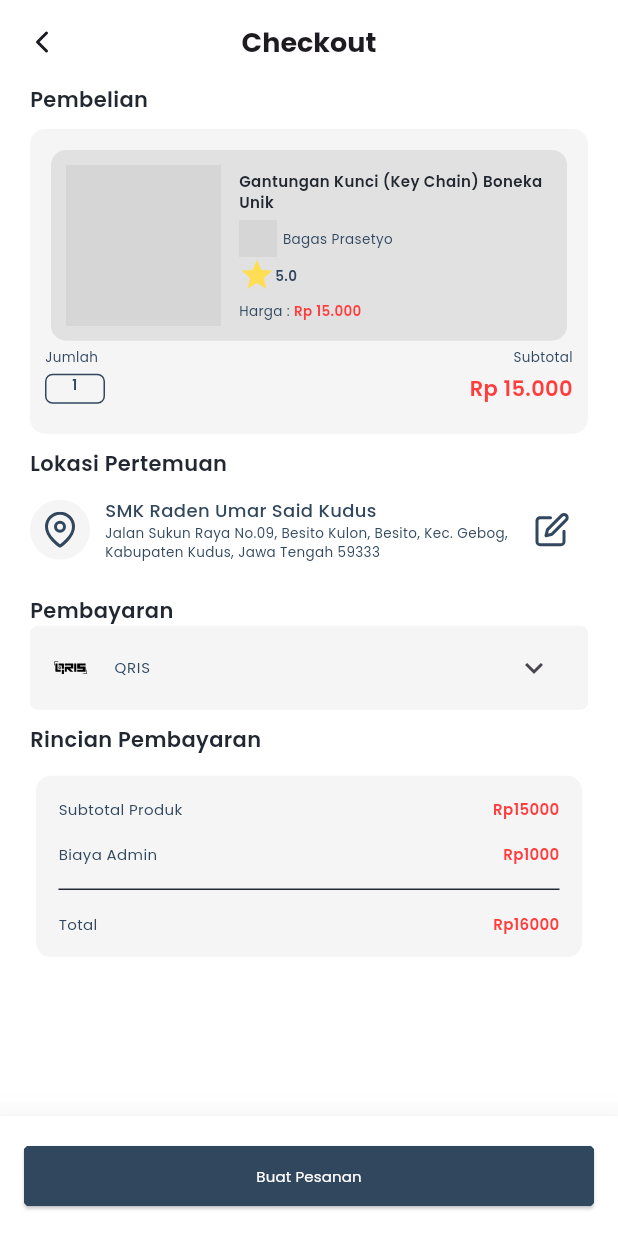
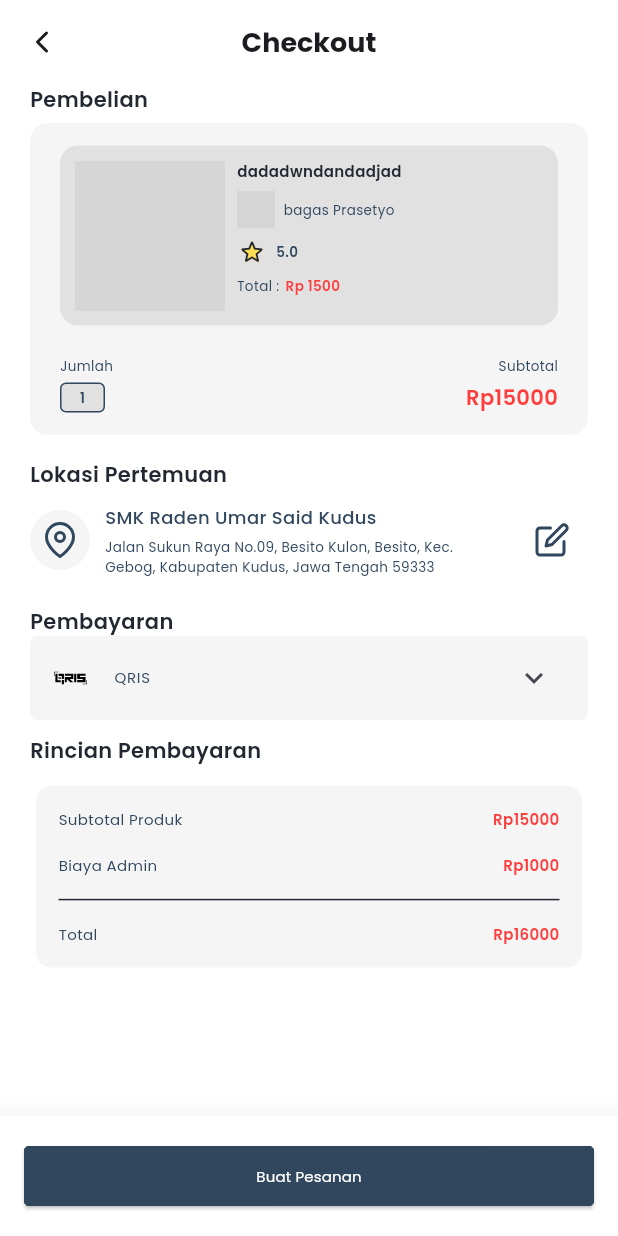
Before and after one commit to AufaNajid/RusConsign, a Flutter app: the ChekcoutPage screen opened by its route, on a phone screen of 412 x 824 dp. Run offline on Flutter 3.47's test engine with Material 3 defaults, Android fonts, the phone set to English and light mode, and no system bars; our stand-ins replace bootstrap_icons, carousel_slider, dotted_border, firebase_auth, firebase_core, flutter_feather_icons and 13 more; accounts and stored records are empty; network calls fail; project files that could hold a hidden picture were left out; grey boxes are pictures that could not be loaded.

Commit message:
fix [MZ] widget card checkout

```diff
--- a/lib/Page/checkoutPage/checkout_page.dart
+++ b/lib/Page/checkoutPage/checkout_page.dart
@@ -53,15 +53,15 @@ class ChekcoutPage extends StatelessWidget {
                 "Pembelian",
                 style: AppTextStyle().header(AppColors.titleLine),
               ),
-              const SizedBox(
-                height: 10,
-              ),
               const ItemChekcout(
-                rating: "5.0",
-                price: "15.000",
-                jumlahBarang: "1",
-                subTotal: "15.000",
-                profileImagePath: "https://via.placeholder.com/165x110",
+                imagePath : 'https://via.placeholder.com/100x100',
+                title: 'dadadwndandadjad',
+                profileImagePath: 'https://via.placeholder.com/40x40',
+                profileName: 'bagas Prasetyo',
+                rating: 5.0,
+                price: 1500,
+                quantity: 2,
+                subTotal: 15000,
               ),
               const SizedBox(
                 height: 10,
--- a/lib/Page/checkoutPage/widgets/item_checkout.dart
+++ b/lib/Page/checkoutPage/widgets/item_checkout.dart
@@ -1,77 +1,94 @@
 import 'package:flutter/material.dart';
-import 'package:rusconsign/utils/app_responsive.dart';
+import 'package:get/get.dart';
 import 'package:rusconsign/utils/colors.dart';
+import 'package:rusconsign/utils/extension.dart';
 import 'package:rusconsign/utils/text_style.dart';
 
 class ItemChekcout extends StatelessWidget {
-  final String rating;
-  final String price;
-  final String jumlahBarang;
-  final String subTotal;
+  final String imagePath;
+  final String title;
   final String profileImagePath;
+  final String profileName;
+  final double rating;
+  final int price;
+  final int quantity;
+  final int subTotal;
 
   const ItemChekcout({
     Key? key,
+    required this.imagePath,
+    required this.title,
+    required this.profileImagePath,
+    required this.profileName,
     required this.rating,
     required this.price,
-    required this.jumlahBarang,
+    required this.quantity,
     required this.subTotal,
-    required this.profileImagePath,
   }) : super(key: key);
 
   @override
   Widget build(BuildContext context) {
-    return Container(
+    return SizedBox(
+      width: double.infinity,
+      child: Card(
+        elevation: 0,
+        color: AppColors.cardIconFill,
+        margin: const EdgeInsets.symmetric(vertical: 6),
+        shape: RoundedRectangleBorder(
+          borderRadius: BorderRadius.circular(12),
+        ),
+        child: GestureDetector(
+          onTap: () {
+            Get.toNamed("/detailpage");
+          },
+          child: Padding(
             padding: const EdgeInsets.symmetric(
-        horizontal: 10
-      ),
-      decoration: BoxDecoration(
-        borderRadius: BorderRadius.circular(10),
-        color: AppColors.cardIconFill,
+              vertical: 15,
+              horizontal: 20,
             ),
             child: Column(
+              crossAxisAlignment: CrossAxisAlignment.center,
+              mainAxisAlignment: MainAxisAlignment.spaceBetween,
               children: [
-          const SizedBox(height: 10,),
-          Card(
+                SizedBox(
+                  width: double.infinity,
+                  child: Card(
                     elevation: 0,
+                    margin: const EdgeInsets.symmetric(vertical: 0),
                     color: AppColors.cardProdukTidakDipilih,
-            shape: RoundedRectangleBorder(
-              borderRadius: BorderRadius.circular(10)
-            ),
                     child: Padding(
                       padding: const EdgeInsets.symmetric(
                         horizontal: 10,
-                vertical: 10
+                        vertical: 10,
                       ),
                       child: Row(
+                        mainAxisSize: MainAxisSize.max,
+                        crossAxisAlignment: CrossAxisAlignment.start,
                         children: [
                           SizedBox(
-                    width: AppResponsive().screenWidth(context) * 0.250,
-                    height: AppResponsive().screenHeight(context) * 0.13,
+                            width: 100,
+                            height: 100,
                             child: ClipRRect(
                               borderRadius: BorderRadius.circular(8),
                               child: Image.network(
-                        "https://via.placeholder.com/165x110",
+                                imagePath,
                                 fit: BoxFit.cover,
                               ),
                             ),
                           ),
-                  SizedBox(
-                    width: AppResponsive().screenWidth(context) * 0.03,
-                  ),
                           Expanded(
                             child: Column(
+                              mainAxisAlignment: MainAxisAlignment.start,
                               crossAxisAlignment: CrossAxisAlignment.start,
-                      mainAxisAlignment: MainAxisAlignment.spaceBetween,
                               children: [
                                 Text(
-                          "Gantungan Kunci (Key Chain) Boneka Unik",
-                          style: AppTextStyle().descriptionBold(AppColors.titleLine),
-                          maxLines: 2,
-                          overflow: TextOverflow.ellipsis,
+                                  title,
+                                  style: AppTextStyle()
+                                      .descriptionBold(AppColors.titleLine),
                                 ),
-                        const SizedBox(height: 5,),
                                 Row(
+                                  crossAxisAlignment: CrossAxisAlignment.center,
+                                  mainAxisAlignment: MainAxisAlignment.start,
                                   children: [
                                     SizedBox(
                                       height: 25,
@@ -83,95 +100,120 @@ class ItemChekcout extends StatelessWidget {
                                         ),
                                       ),
                                     ),
-                            SizedBox(
-                              width: AppResponsive().screenWidth(context) * 0.01,
-                            ),
-                            Text(
-                              "Bagas Prasetyo",
-                              style: AppTextStyle().textInfo(AppColors.description),
-                            )
-                          ],
-                        ),
-                        Row(
-                          children: [
-                            const Icon(
-                              Icons.star,
-                              color: AppColors.bintang,
-                            ),
-                            Text(
-                              rating,
-                              style: AppTextStyle().textInfoBold(AppColors.description),
-                            )
-                          ],
-                        ),
-                        const SizedBox(height: 5,),
-                        Row(
+                                    Expanded(
+                                      child: Column(
+                                        crossAxisAlignment:
+                                            CrossAxisAlignment.start,
                                         children: [
                                           Text(
-                              "Harga : ",
-                              style: AppTextStyle().textInfo(AppColors.description),
-                            ),
-                            Text(
-                              "Rp $price",
-                              style: AppTextStyle().textInfoBold(AppColors.hargaStat),
-                            )
-                          ],
-                        )
-                      ],
-                    ),
+                                            profileName,
+                                            style: AppTextStyle().textInfo(
+                                                AppColors.description),
                                           ),
                                         ],
                                       ),
                                     ),
-
+                                  ].withSpaceBetween(width: 6),
                                 ),
                                 Row(
                                   children: [
-              Expanded(
-                child: Column(
+                                    const Stack(
+                                      alignment: Alignment.center,
+                                      children: [
+                                        Icon(
+                                          Icons.star,
+                                          color: AppColors.bintang,
+                                          size: 18,
+                                        ),
+                                        Icon(
+                                          Icons.star_border_rounded,
+                                          color: AppColors.borderIcon,
+                                          size: 20,
+                                        ),
+                                      ],
+                                    ),
+                                    Text(
+                                      rating.toString(),
+                                      style: AppTextStyle()
+                                          .textInfoBold(AppColors.description),
+                                    ),
+                                  ].withSpaceBetween(width: 6),
+                                ),
+                                Row(
+                                  children: [
+                                    Text(
+                                      '${'total'.tr} :',
+                                      style: AppTextStyle()
+                                          .textInfo(AppColors.description),
+                                    ),
+                                    Text(
+                                      'Rp $price',
+                                      style: AppTextStyle()
+                                          .textInfoBold(AppColors.hargaStat),
+                                    ),
+                                  ].withSpaceBetween(width: 4),
+                                ),
+                              ].withSpaceBetween(height: 6),
+                            ),
+                          ),
+                        ].withSpaceBetween(width: 8),
+                      ),
+                    ),
+                  ),
+                ),
+                Column(
                   mainAxisAlignment: MainAxisAlignment.start,
                   crossAxisAlignment: CrossAxisAlignment.start,
                   children: [
-                    Text("Jumlah",
+                    Row(
+                      mainAxisAlignment: MainAxisAlignment.start,
+                      crossAxisAlignment: CrossAxisAlignment.start,
+                      children: [
+                        Text(
+                          'jumlah'.tr,
                           style: AppTextStyle().textInfo(AppColors.description),
                         ),
-                    const SizedBox(height: 5,),
-                    Container(
-                      width: 40,
-                      height: 20,
-                      decoration: BoxDecoration(
-                        color: AppColors.cardIconFill,
-                        border: Border.all(color: AppColors.button2),
-                        borderRadius: BorderRadius.circular(5)
+                        const Spacer(),
+                        Text(
+                          'subtotal'.tr,
+                          style: AppTextStyle().textInfo(AppColors.description),
                         ),
-                      child: Text(jumlahBarang,
-                      style: AppTextStyle().textInfoBold(AppColors.description),
-                      textAlign: TextAlign.center,),
-                    )
                       ],
                     ),
+                    Row(
+                      mainAxisAlignment: MainAxisAlignment.start,
+                      crossAxisAlignment: CrossAxisAlignment.start,
+                      children: [
+                        SizedBox(
+                          width: 30,
+                          height: 20,
+                          child: Material(
+                            color: AppColors.cardProdukTidakDipilih,
+                            shape: RoundedRectangleBorder(
+                              side: const BorderSide(
+                                  color: AppColors.button2, width: 1),
+                              borderRadius: BorderRadius.circular(4),
                             ),
-
-              Expanded(
-                child: Column(
-                  mainAxisAlignment: MainAxisAlignment.end,
-                  crossAxisAlignment: CrossAxisAlignment.end,
-                  children: [Text("Subtotal",
-                  style: AppTextStyle().textInfo(AppColors.description),
-                  textAlign: TextAlign.end,
+                            child: Center(
+                              child: Text('1',
+                                  style: AppTextStyle()
+                                      .textInfoBold(AppColors.description)),
                             ),
-                  const SizedBox(height: 5,),
-                  Text("Rp $subTotal",
+                          ),
+                        ),
+                        const Spacer(),
+                        Text(
+                          'Rp$subTotal',
                           style: AppTextStyle().header(AppColors.hargaStat),
-                  textAlign: TextAlign.end)
+                        ),
                       ],
                     ),
-              )
-            ],
+                  ].withSpaceBetween(height: 5),
                 ),
-
-          const SizedBox(height: 20,),
-        ],
+              ].withSpaceBetween(height: 20),
+            ),
+          ),
+        ),
       ),
     );
   }
--- a/lib/Page/checkoutPage/widgets/location.dart
+++ b/lib/Page/checkoutPage/widgets/location.dart
@@ -1,6 +1,8 @@
 import 'package:flutter/material.dart';
 import 'package:flutter_feather_icons/flutter_feather_icons.dart';
+import 'package:get/get.dart';
 import 'package:rusconsign/utils/colors.dart';
+import 'package:rusconsign/utils/extension.dart';
 import 'package:rusconsign/utils/text_style.dart';
 
 class LocationChekout extends StatelessWidget {
@@ -15,19 +17,18 @@ class LocationChekout extends StatelessWidget {
   Widget build(BuildContext context) {
     return Row(
       children: [
-        SizedBox(
+        const SizedBox(
           height: 40,
           width: 40,
           child: ClipOval(
-              child: Container(
+              child: Material(
             color: AppColors.cardIconFill,
-            child: const Icon(
+            child: Icon(
               FeatherIcons.mapPin,
               color: AppColors.nonActiveIcon,
             ),
           )),
         ),
-        const SizedBox(width: 10,),
         Expanded(
           child: Column(
             crossAxisAlignment: CrossAxisAlignment.start,
@@ -42,13 +43,18 @@ class LocationChekout extends StatelessWidget {
                 maxLines: 2,
                 overflow: TextOverflow.ellipsis,
               )
-            ],
+            ].withSpaceBetween(height: 5),
           ),
         ),
-        IconButton(onPressed: () {
-
-        }, icon: const Icon(FeatherIcons.edit, color: AppColors.nonActiveIcon,))
-      ],
+        IconButton(
+            onPressed: () {
+              Get.toNamed("/locationpage");
+            },
+            icon: const Icon(
+              FeatherIcons.edit,
+              color: AppColors.nonActiveIcon,
+            ))
+      ].withSpaceBetween(width: 10),
     );
   }
 }
```
Lines whose indentation alone changed are shown as unchanged.
